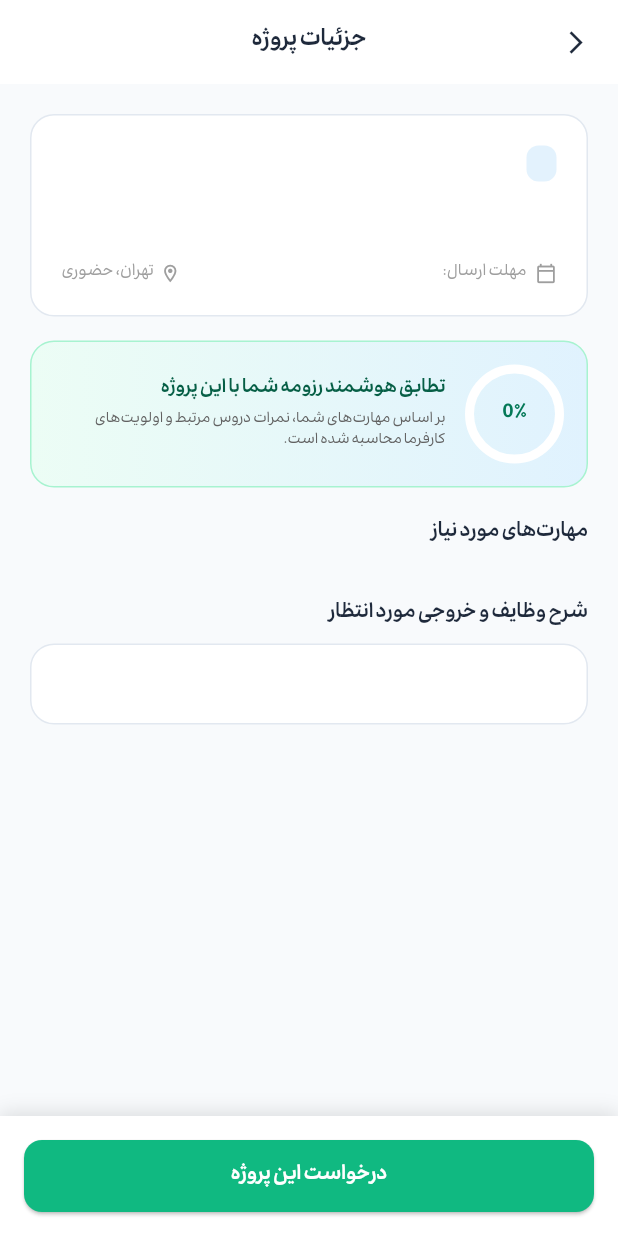
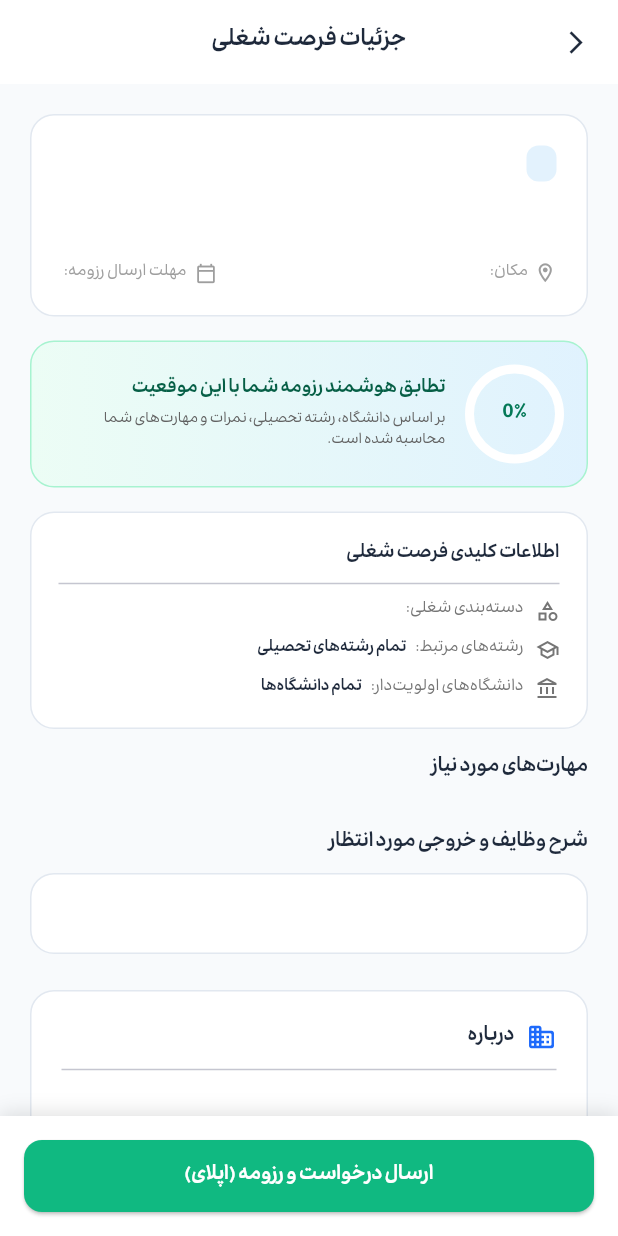
Before and after one commit to amiralikhodaei1384/pol-app, a Flutter app: the ProjectDetailsPage screen opened directly with empty values, on a phone screen of 412 x 824 dp. Run offline on Flutter 3.47's test engine with Material 3 defaults, Android fonts, the phone set to English and light mode, and no system bars; our stand-ins replace file_picker, shared_preferences; accounts and stored records are empty.

Commit message:
updated project details

```diff
--- a/lib/project_details_page.dart
+++ b/lib/project_details_page.dart
@@ -83,7 +83,7 @@ class _ProjectDetailsPageState extends State<ProjectDetailsPage> {
                 Row(
                   mainAxisAlignment: MainAxisAlignment.spaceBetween,
                   children: [
-                    const Text('ارسال درخواست همکاری', style: TextStyle(fontSize: 16, fontWeight: FontWeight.bold)),
+                    const Text('ارسال درخواست همکاری (اپلای)', style: TextStyle(fontSize: 16, fontWeight: FontWeight.bold)),
                     IconButton(icon: const Icon(Icons.close), onPressed: () => Navigator.pop(context)),
                   ],
                 ),
@@ -115,7 +115,7 @@ class _ProjectDetailsPageState extends State<ProjectDetailsPage> {
                     ),
                     child: _isApplying
                         ? const CircularProgressIndicator(color: Colors.white, strokeWidth: 2)
-                        : const Text('تأیید و ارسال درخواست نهایی', style: TextStyle(fontWeight: FontWeight.bold)),
+                        : const Text('تأیید و ارسال رزومه نهایی', style: TextStyle(fontWeight: FontWeight.bold)),
                   ),
                 ),
               ],
@@ -129,12 +129,19 @@ class _ProjectDetailsPageState extends State<ProjectDetailsPage> {
   @override
   Widget build(BuildContext context) {
     final project = widget.project;
-    final title = project['title'] ?? 'عنوان پروژه';
+    final title = project['title'] ?? 'عنوان فرصت شغلی';
     final company = project['company_name'] ?? 'شرکت فناوری';
+    final companyAbout = project['company_about'] ?? 'توضیحاتی درباره معرفی این شرکت ثبت نشده است.';
+    final companyWebsite = project['company_website'] ?? '';
     final description = project['description'] ?? 'توضیحات در دسترس نیست.';
     final projectType = project['project_type'] ?? 'پروژه';
+    final city = project['city'] ?? 'تهران';
+    final category = project['category'] ?? 'توسعه نرم‌افزار';
     final deadline = project['deadline'] != null ? project['deadline'].toString().split('T')[0] : 'نامشخص';
+
     final skills = (project['required_skills'] as List<dynamic>?)?.cast<String>() ?? [];
+    final targetUnivs = (project['target_universities'] as List<dynamic>?)?.cast<String>() ?? [];
+    final targetMajors = (project['target_majors'] as List<dynamic>?)?.cast<String>() ?? [];
     final matchScore = project['match_score'] ?? 80;
 
     return Directionality(
@@ -145,7 +152,7 @@ class _ProjectDetailsPageState extends State<ProjectDetailsPage> {
           backgroundColor: Colors.white,
           foregroundColor: const Color(0xFF1E293B),
           elevation: 0,
-          title: const Text('جزئیات پروژه', style: TextStyle(fontSize: 16, fontWeight: FontWeight.bold)),
+          title: const Text('جزئیات فرصت شغلی', style: TextStyle(fontSize: 16, fontWeight: FontWeight.bold)),
           centerTitle: true,
           leading: IconButton(
             icon: const Icon(Icons.arrow_back_ios_new, size: 18),
@@ -157,7 +164,7 @@ class _ProjectDetailsPageState extends State<ProjectDetailsPage> {
           child: Column(
             crossAxisAlignment: CrossAxisAlignment.start,
             children: [
-              // کارت عنوان و نام شرکت
+              // ۱. کارت هدر اصلی فرصت شغلی (Jobinja Header)
               Container(
                 width: double.infinity,
                 padding: const EdgeInsets.all(20),
@@ -185,13 +192,13 @@ class _ProjectDetailsPageState extends State<ProjectDetailsPage> {
                     const SizedBox(height: 16),
                     Row(
                       children: [
+                        const Icon(Icons.location_on_outlined, size: 15, color: Colors.grey),
+                        const SizedBox(width: 4),
+                        Text('مکان: $city', style: const TextStyle(fontSize: 11, color: Colors.grey)),
+                        const Spacer(),
                         const Icon(Icons.calendar_today_outlined, size: 14, color: Colors.grey),
                         const SizedBox(width: 6),
-                        Text('مهلت ارسال: $deadline', style: const TextStyle(fontSize: 11, color: Colors.grey)),
-                        const Spacer(),
-                        const Icon(Icons.location_on_outlined, size: 14, color: Colors.grey),
-                        const SizedBox(width: 4),
-                        const Text('تهران، حضوری', style: TextStyle(fontSize: 11, color: Colors.grey)),
+                        Text('مهلت ارسال رزومه: $deadline', style: const TextStyle(fontSize: 11, color: Colors.grey)),
                       ],
                     )
                   ],
@@ -200,7 +207,7 @@ class _ProjectDetailsPageState extends State<ProjectDetailsPage> {
 
               const SizedBox(height: 16),
 
-              // کارت تطبیق هوشمند (فقط برای دانشجو نمایش داده می‌شود)
+              // ۲. کارت تطبیق هوشمند (مخصوص دانشجو)
               if (!widget.isCompany) ...[
                 Container(
                   padding: const EdgeInsets.all(18),
@@ -232,10 +239,10 @@ class _ProjectDetailsPageState extends State<ProjectDetailsPage> {
                         child: Column(
                           crossAxisAlignment: CrossAxisAlignment.start,
                           children: [
-                            const Text('تطابق هوشمند رزومه شما با این پروژه', style: TextStyle(fontWeight: FontWeight.bold, fontSize: 13, color: Color(0xFF065F46))),
+                            const Text('تطابق هوشمند رزومه شما با این موقعیت', style: TextStyle(fontWeight: FontWeight.bold, fontSize: 13, color: Color(0xFF065F46))),
                             const SizedBox(height: 4),
                             Text(
-                              'بر اساس مهارت‌های شما، نمرات دروس مرتبط و اولویت‌های کارفرما محاسبه شده است.',
+                              'بر اساس دانشگاه، رشته تحصیلی، نمرات و مهارت‌های شما محاسبه شده است.',
                               style: TextStyle(fontSize: 10, color: Colors.grey.shade700, height: 1.4),
                             ),
                           ],
@@ -244,10 +251,43 @@ class _ProjectDetailsPageState extends State<ProjectDetailsPage> {
                     ],
                   ),
                 ),
-                const SizedBox(height: 20),
+                const SizedBox(height: 16),
               ],
 
-              // مهارت‌های مورد نیاز
+              // ۳. کارت مشخصات کلیدی شغلی (جابینجایی)
+              Container(
+                width: double.infinity,
+                padding: const EdgeInsets.all(18),
+                decoration: BoxDecoration(
+                  color: Colors.white,
+                  borderRadius: BorderRadius.circular(16),
+                  border: Border.all(color: const Color(0xFFE2E8F0)),
+                ),
+                child: Column(
+                  crossAxisAlignment: CrossAxisAlignment.start,
+                  children: [
+                    const Text('اطلاعات کلیدی فرصت شغلی', style: TextStyle(fontSize: 13, fontWeight: FontWeight.bold, color: Color(0xFF1E293B))),
+                    const Divider(height: 20),
+                    _buildSpecRow(Icons.category_outlined, 'دسته‌بندی شغلی:', category),
+                    const SizedBox(height: 10),
+                    _buildSpecRow(
+                      Icons.school_outlined,
+                      'رشته‌های مرتبط:',
+                      targetMajors.isNotEmpty ? targetMajors.join(' ، ') : 'تمام رشته‌های تحصیلی',
+                    ),
+                    const SizedBox(height: 10),
+                    _buildSpecRow(
+                      Icons.account_balance_outlined,
+                      'دانشگاه‌های اولویت‌دار:',
+                      targetUnivs.isNotEmpty ? targetUnivs.join(' ، ') : 'تمام دانشگاه‌ها',
+                    ),
+                  ],
+                ),
+              ),
+
+              const SizedBox(height: 16),
+
+              // ۴. مهارت‌های مورد نیاز
               const Text('مهارت‌های مورد نیاز', style: TextStyle(fontSize: 14, fontWeight: FontWeight.bold, color: Color(0xFF1E293B))),
               const SizedBox(height: 10),
               Wrap(
@@ -266,9 +306,9 @@ class _ProjectDetailsPageState extends State<ProjectDetailsPage> {
                 }).toList(),
               ),
 
-              const SizedBox(height: 24),
+              const SizedBox(height: 20),
 
-              // شرح وظایف و انتشارات
+              // ۵. شرح وظایف و انتشارات
               const Text('شرح وظایف و خروجی مورد انتظار', style: TextStyle(fontSize: 14, fontWeight: FontWeight.bold, color: Color(0xFF1E293B))),
               const SizedBox(height: 10),
               Container(
@@ -282,6 +322,46 @@ class _ProjectDetailsPageState extends State<ProjectDetailsPage> {
                 child: Text(
                   description,
                   style: const TextStyle(fontSize: 12, height: 1.7, color: Color(0xFF475569)),
+                ),
+              ),
+
+              const SizedBox(height: 24),
+
+              // ۶. 🏢 درباره شرکت (Jobinja About Company Section)
+              Container(
+                width: double.infinity,
+                padding: const EdgeInsets.all(20),
+                decoration: BoxDecoration(
+                  color: Colors.white,
+                  borderRadius: BorderRadius.circular(16),
+                  border: Border.all(color: const Color(0xFFE2E8F0)),
+                ),
+                child: Column(
+                  crossAxisAlignment: CrossAxisAlignment.start,
+                  children: [
+                    Row(
+                      children: [
+                        const Icon(Icons.business_rounded, color: Color(0xFF1E6AFB), size: 20),
+                        const SizedBox(width: 8),
+                        Text('درباره $company', style: const TextStyle(fontSize: 14, fontWeight: FontWeight.bold, color: Color(0xFF1E293B))),
+                      ],
+                    ),
+                    const Divider(height: 24),
+                    Text(
+                      companyAbout,
+                      style: const TextStyle(fontSize: 12, height: 1.6, color: Color(0xFF475569)),
+                    ),
+                    if (companyWebsite.isNotEmpty) ...[
+                      const SizedBox(height: 12),
+                      Row(
+                        children: [
+                          const Icon(Icons.language_rounded, size: 14, color: Colors.grey),
+                          const SizedBox(width: 6),
+                          Text('وب‌سایت: $companyWebsite', style: const TextStyle(fontSize: 11, color: Color(0xFF1E6AFB))),
+                        ],
+                      ),
+                    ],
+                  ],
                 ),
               ),
 
@@ -303,7 +383,7 @@ class _ProjectDetailsPageState extends State<ProjectDetailsPage> {
                 ? Container(
               alignment: Alignment.center,
               decoration: BoxDecoration(color: const Color(0xFFF1F5F9), borderRadius: BorderRadius.circular(12)),
-              child: const Text('این پروژه توسط شما منتشر شده است', style: TextStyle(fontSize: 12, color: Colors.black54, fontWeight: FontWeight.bold)),
+              child: const Text('این فرصت شغلی توسط شما منتشر شده است', style: TextStyle(fontSize: 12, color: Colors.black54, fontWeight: FontWeight.bold)),
             )
                 : ElevatedButton(
               onPressed: _isApplied ? null : _showApplyDialog,
@@ -313,7 +393,7 @@ class _ProjectDetailsPageState extends State<ProjectDetailsPage> {
                 shape: RoundedRectangleBorder(borderRadius: BorderRadius.circular(12)),
               ),
               child: Text(
-                _isApplied ? 'درخواست ارسال شده است' : 'درخواست این پروژه',
+                _isApplied ? 'درخواست ارسال شده است' : 'ارسال درخواست و رزومه (اپلای)',
                 style: const TextStyle(fontSize: 14, fontWeight: FontWeight.bold),
               ),
             ),
@@ -322,4 +402,22 @@ class _ProjectDetailsPageState extends State<ProjectDetailsPage> {
       ),
     );
   }
+
+  Widget _buildSpecRow(IconData icon, String label, String value) {
+    return Row(
+      crossAxisAlignment: CrossAxisAlignment.start,
+      children: [
+        Icon(icon, size: 16, color: Colors.grey.shade600),
+        const SizedBox(width: 8),
+        Text(label, style: TextStyle(fontSize: 11, color: Colors.grey.shade600)),
+        const SizedBox(width: 6),
+        Expanded(
+          child: Text(
+            value,
+            style: const TextStyle(fontSize: 11, fontWeight: FontWeight.bold, color: Color(0xFF1E293B)),
+          ),
+        ),
+      ],
+    );
+  }
 }
```
Also changed, not shown: 1 other file.
